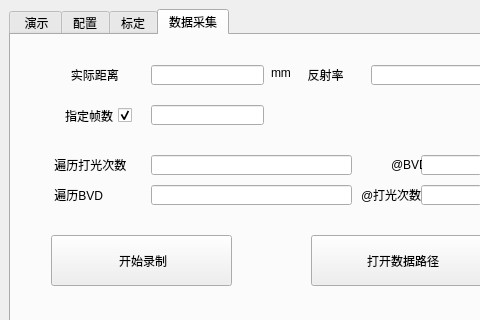
wood1139/trunk_door_demo, file mainwindow.ui: the form before one commit; both pictures show x 0 to 480 and y 0 to 320 of the 1325 by 667 pixel window.
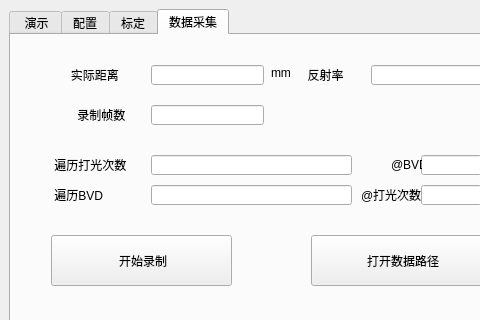
The form after the commit. The open tabs and pages were chosen to show the change. Custom widgets are drawn as their Qt base class.

Commit message: 数据采集：不填写录制帧数可以一直录

The edit to the form file:
```diff
--- a/mainwindow.ui
+++ b/mainwindow.ui
@@ -1007,25 +1007,6 @@
          </rect>
         </property>
        </widget>
-       <widget class="QCheckBox" name="checkBox_setFrameNum">
-        <property name="geometry">
-         <rect>
-          <x>30</x>
-          <y>60</y>
-          <width>91</width>
-          <height>41</height>
-         </rect>
-        </property>
-        <property name="layoutDirection">
-         <enum>Qt::RightToLeft</enum>
-        </property>
-        <property name="text">
-         <string>   指定帧数</string>
-        </property>
-        <property name="checked">
-         <bool>true</bool>
-        </property>
-       </widget>
        <widget class="QLineEdit" name="lineEdit_setFramNum">
         <property name="geometry">
          <rect>
@@ -1082,6 +1063,19 @@
          <string>@打光次数</string>
         </property>
        </widget>
+       <widget class="QLabel" name="label_38">
+        <property name="geometry">
+         <rect>
+          <x>63</x>
+          <y>70</y>
+          <width>71</width>
+          <height>20</height>
+         </rect>
+        </property>
+        <property name="text">
+         <string> 录制帧数</string>
+        </property>
+       </widget>
       </widget>
      </widget>
     </item>
```
Left out of the diff: 2 changed lines with no effect on the pictures. The commit also changes 2 other files.
